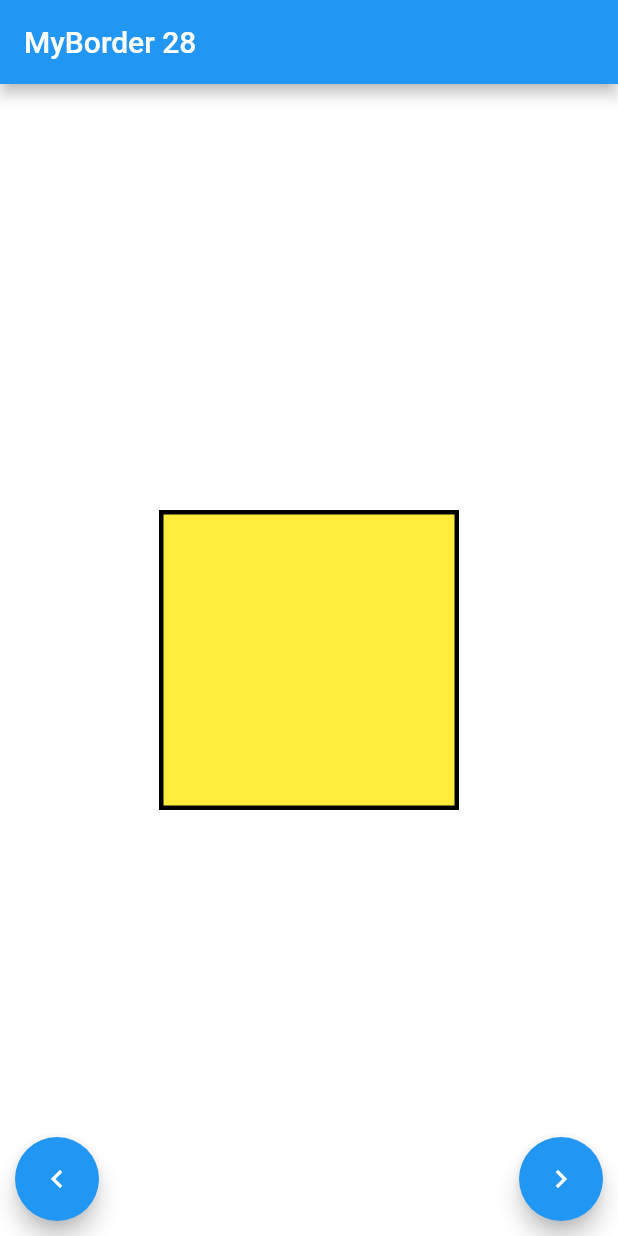
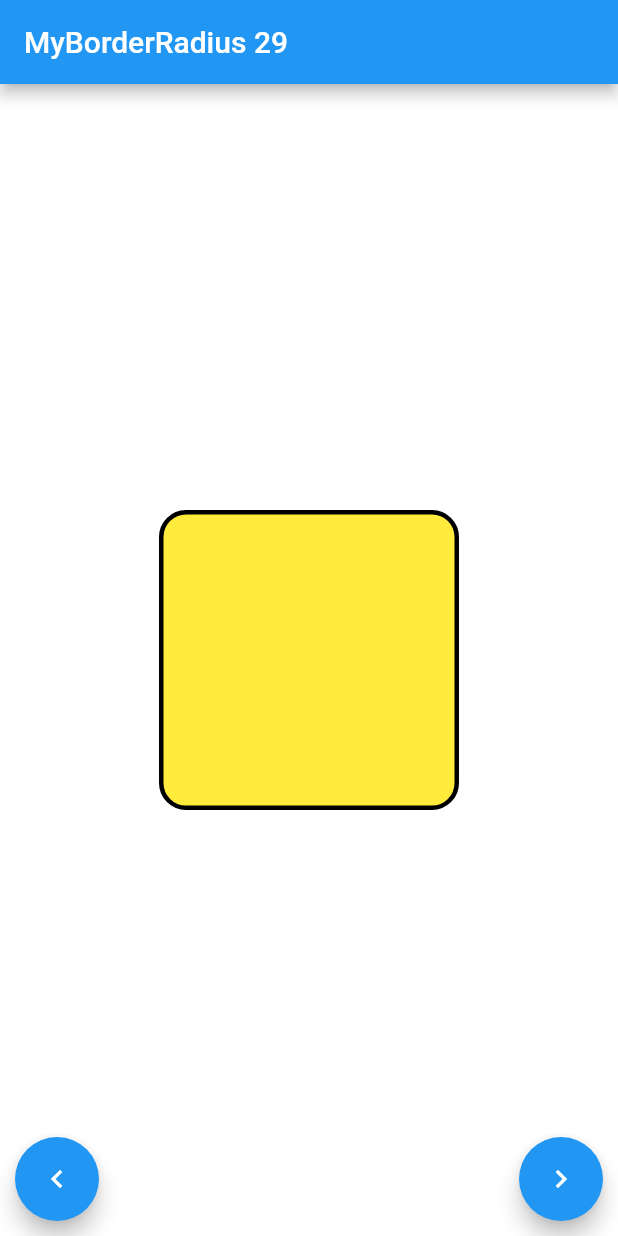
Before and after one commit to Luecy1/flutter_layout_study, a Flutter app: the screen it shows after launch, after a tap on the "navigate before" icon, on a phone screen of 412 x 824 dp. Run offline on Flutter 3.47's test engine with Material 2 defaults, Android fonts, the phone set to English and light mode, and no system bars.

Commit message:
BorderRadius

```diff
--- a/lib/constrained_box.dart
+++ b/lib/constrained_box.dart
@@ -167,3 +167,20 @@ class MyBorder extends StatelessWidget {
     );
   }
 }
+
+class MyBorderRadius extends StatelessWidget {
+  @override
+  Widget build(BuildContext context) {
+    return Center(
+      child: Container(
+        height: 200,
+        width: 200,
+        decoration: BoxDecoration(
+          color: Colors.yellow,
+          border: Border.all(color: Colors.black, width: 3),
+          borderRadius: BorderRadius.all(Radius.circular(18)),
+        ),
+      ),
+    );
+  }
+}
--- a/lib/main.dart
+++ b/lib/main.dart
@@ -61,6 +61,7 @@ class NewWidgetState extends State<NewWidget> {
     MapEntry("MyTransform", MyTransform()),
     MapEntry("MyBoxDecoration", MyBoxDecoration()),
     MapEntry("MyBorder", MyBorder()),
+    MapEntry("MyBorderRadius", MyBorderRadius()),
   ];
 
   @override
```
